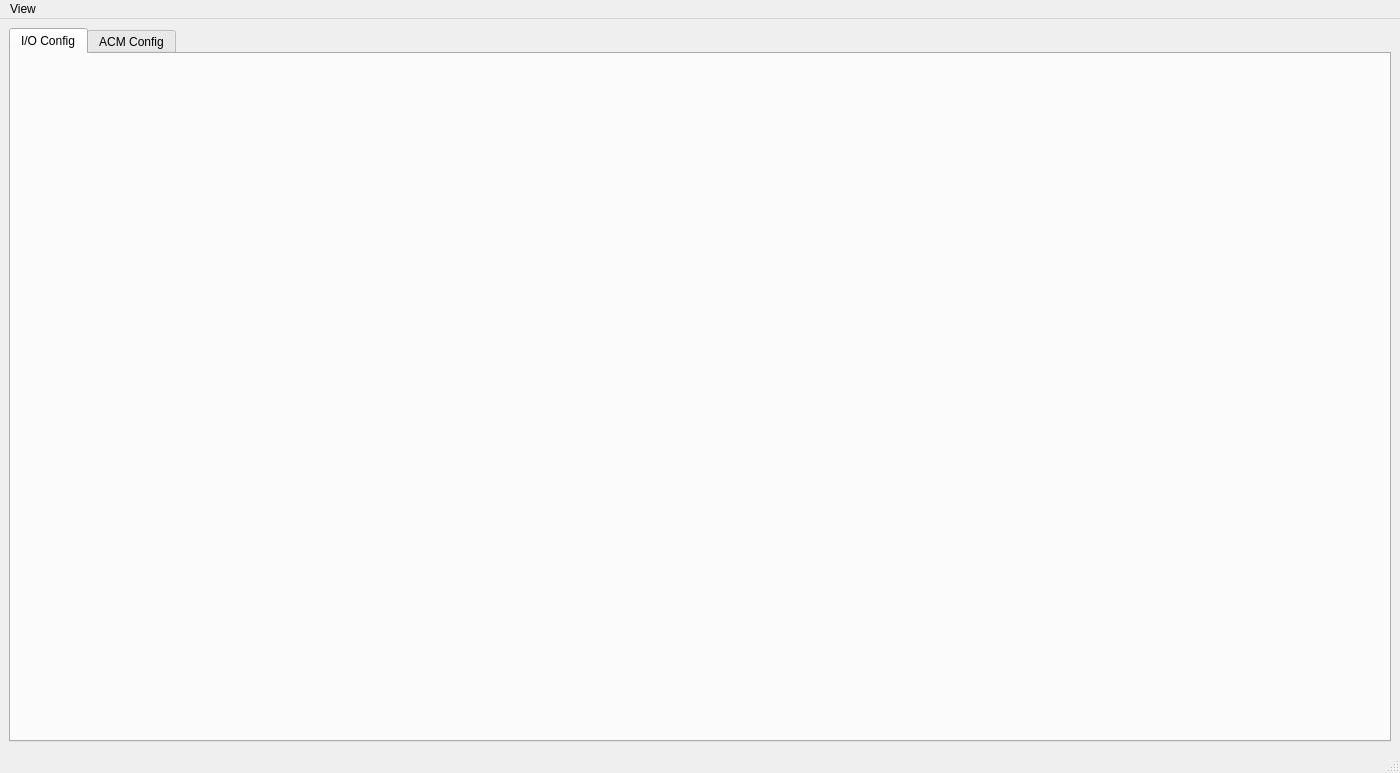
FaiScofield/hwpq_verify, file script/verify_tool_app/ui/acm_test_app_mainwindow.ui: the form before one commit.
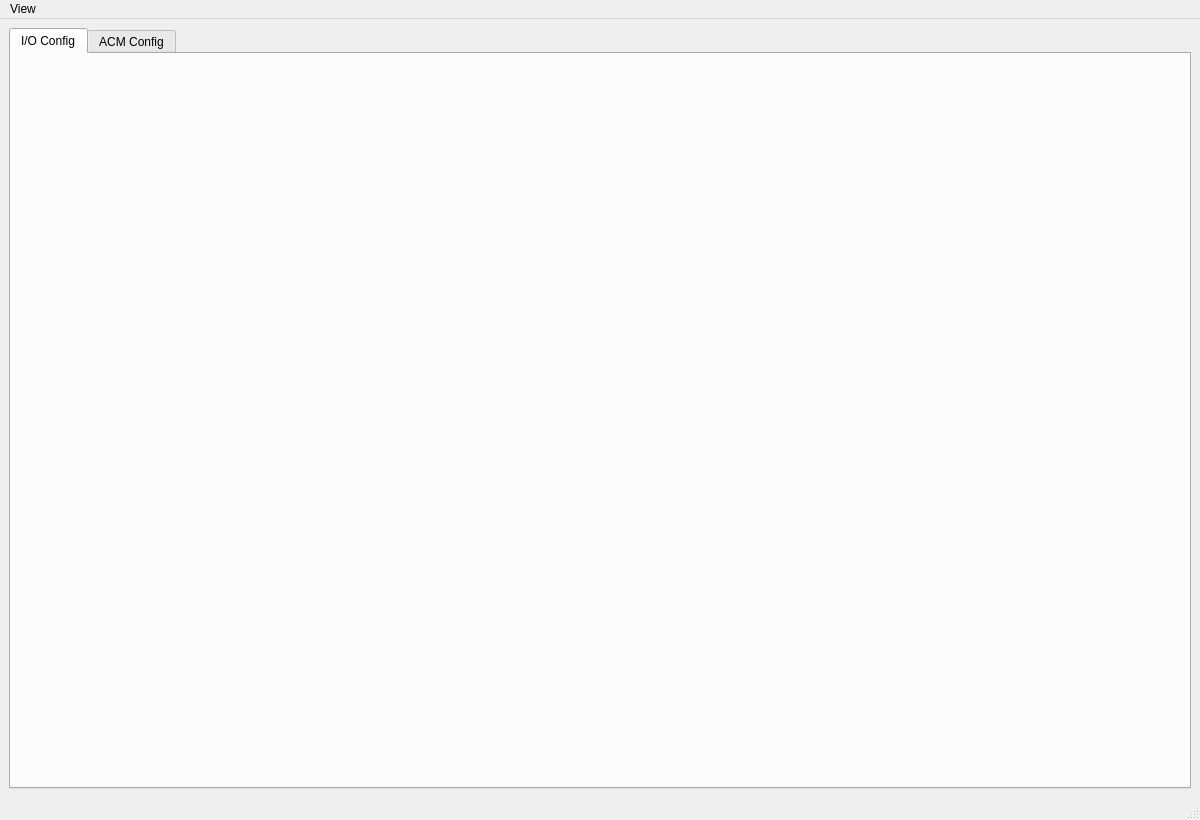
The form after the commit.

Patch:
```diff
--- a/script/verify_tool_app/ui/acm_test_app_mainwindow.ui
+++ b/script/verify_tool_app/ui/acm_test_app_mainwindow.ui
@@ -6,8 +6,8 @@
    <rect>
     <x>0</x>
     <y>0</y>
-    <width>1400</width>
-    <height>773</height>
+    <width>1200</width>
+    <height>820</height>
    </rect>
   </property>
   <property name="windowTitle">
@@ -39,7 +39,7 @@
     <rect>
      <x>0</x>
      <y>0</y>
-     <width>1400</width>
+     <width>1120</width>
      <height>22</height>
     </rect>
    </property>
```
